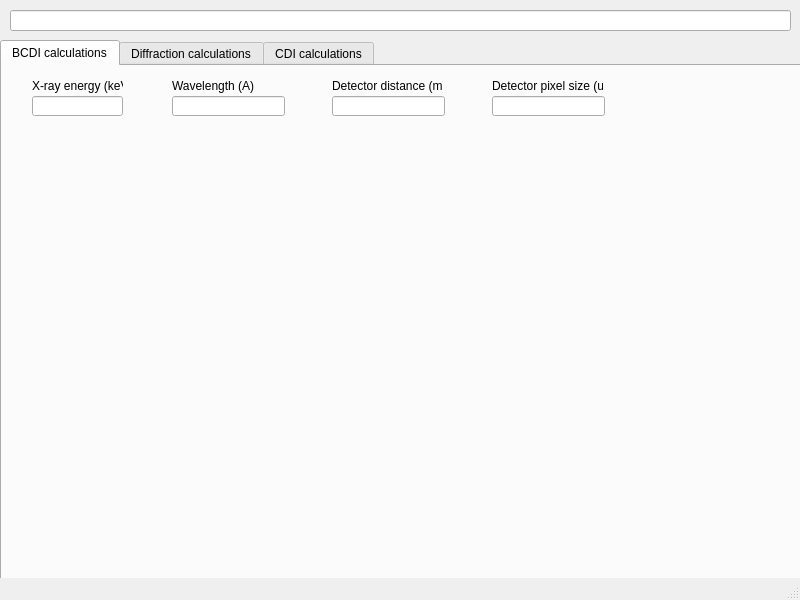
Qt form cdicalc/gui/MainWindow.ui (carnisj/cdicalc) before a commit.
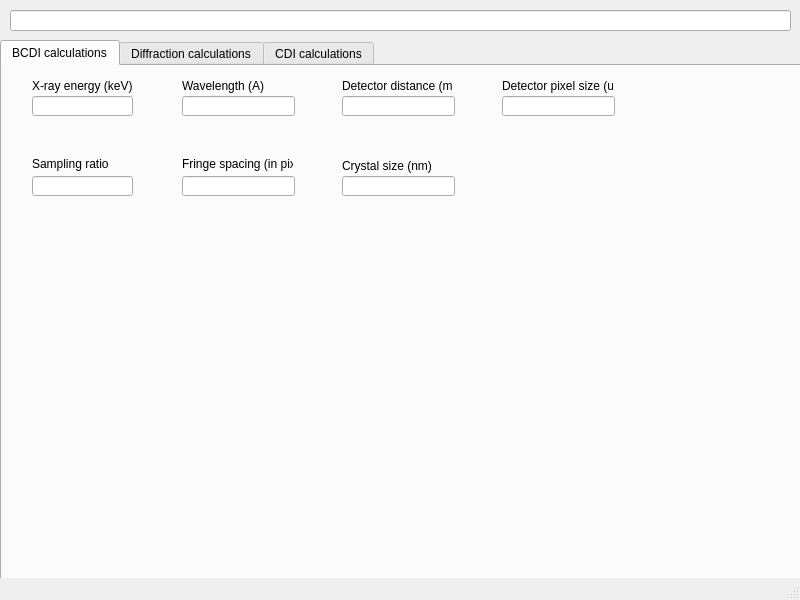
The same form after that commit.

```diff
--- a/cdicalc/gui/MainWindow.ui
+++ b/cdicalc/gui/MainWindow.ui
@@ -35,7 +35,7 @@
        <rect>
         <x>30</x>
         <y>30</y>
-        <width>91</width>
+        <width>101</width>
         <height>20</height>
        </rect>
       </property>
@@ -48,7 +48,7 @@
        <rect>
         <x>30</x>
         <y>10</y>
-        <width>91</width>
+        <width>101</width>
         <height>20</height>
        </rect>
       </property>
@@ -59,7 +59,7 @@
      <widget class="QLineEdit" name="wavelength">
       <property name="geometry">
        <rect>
-        <x>170</x>
+        <x>180</x>
         <y>30</y>
         <width>113</width>
         <height>20</height>
@@ -69,7 +69,7 @@
      <widget class="QLabel" name="label_wavelength">
       <property name="geometry">
        <rect>
-        <x>170</x>
+        <x>180</x>
         <y>10</y>
         <width>111</width>
         <height>20</height>
@@ -82,7 +82,7 @@
      <widget class="QLineEdit" name="distance">
       <property name="geometry">
        <rect>
-        <x>330</x>
+        <x>340</x>
         <y>30</y>
         <width>113</width>
         <height>20</height>
@@ -92,7 +92,7 @@
      <widget class="QLabel" name="label">
       <property name="geometry">
        <rect>
-        <x>330</x>
+        <x>340</x>
         <y>9</y>
         <width>111</width>
         <height>21</height>
@@ -105,7 +105,7 @@
      <widget class="QLineEdit" name="pixelsize">
       <property name="geometry">
        <rect>
-        <x>490</x>
+        <x>500</x>
         <y>30</y>
         <width>113</width>
         <height>20</height>
@@ -115,7 +115,7 @@
      <widget class="QLabel" name="label_2">
       <property name="geometry">
        <rect>
-        <x>490</x>
+        <x>500</x>
         <y>10</y>
         <width>111</width>
         <height>20</height>
@@ -125,6 +125,75 @@
        <string>Detector pixel size (um)</string>
       </property>
      </widget>
+     <widget class="QLineEdit" name="sampling_ratio">
+      <property name="geometry">
+       <rect>
+        <x>30</x>
+        <y>110</y>
+        <width>101</width>
+        <height>20</height>
+       </rect>
+      </property>
+     </widget>
+     <widget class="QLabel" name="label_3">
+      <property name="geometry">
+       <rect>
+        <x>30</x>
+        <y>90</y>
+        <width>91</width>
+        <height>16</height>
+       </rect>
+      </property>
+      <property name="text">
+       <string>Sampling ratio</string>
+      </property>
+     </widget>
+     <widget class="QLineEdit" name="fringe_spacing">
+      <property name="geometry">
+       <rect>
+        <x>180</x>
+        <y>110</y>
+        <width>113</width>
+        <height>20</height>
+       </rect>
+      </property>
+     </widget>
+     <widget class="QLabel" name="label_4">
+      <property name="geometry">
+       <rect>
+        <x>180</x>
+        <y>90</y>
+        <width>111</width>
+        <height>16</height>
+       </rect>
+      </property>
+      <property name="text">
+       <string>Fringe spacing (in pixel)</string>
+      </property>
+     </widget>
+     <widget class="QLineEdit" name="crystal_size">
+      <property name="geometry">
+       <rect>
+        <x>340</x>
+        <y>110</y>
+        <width>113</width>
+        <height>20</height>
+       </rect>
+      </property>
+     </widget>
+     <widget class="QLabel" name="label_5">
+      <property name="geometry">
+       <rect>
+        <x>340</x>
+        <y>90</y>
+        <width>111</width>
+        <height>20</height>
+       </rect>
+      </property>
+      <property name="text">
+       <string>Crystal size (nm)</string>
+      </property>
+     </widget>
     </widget>
     <widget class="QWidget" name="diffraction">
      <attribute name="title">
```
Left out of the diff: 8 changed lines with no effect on the pictures.
